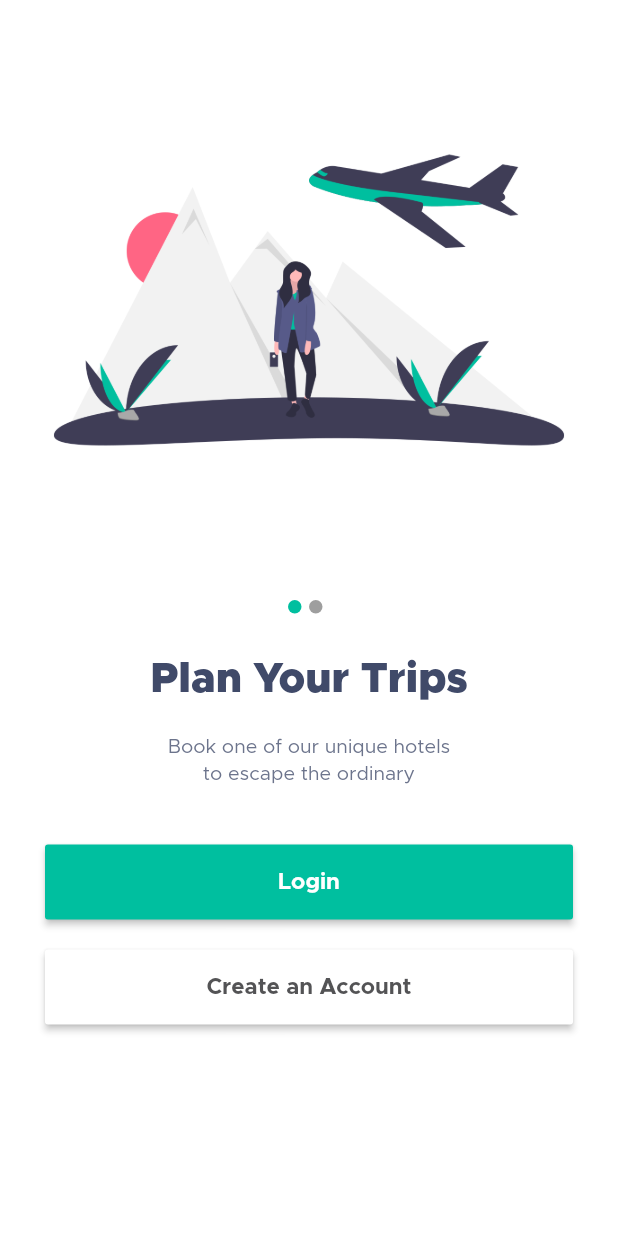
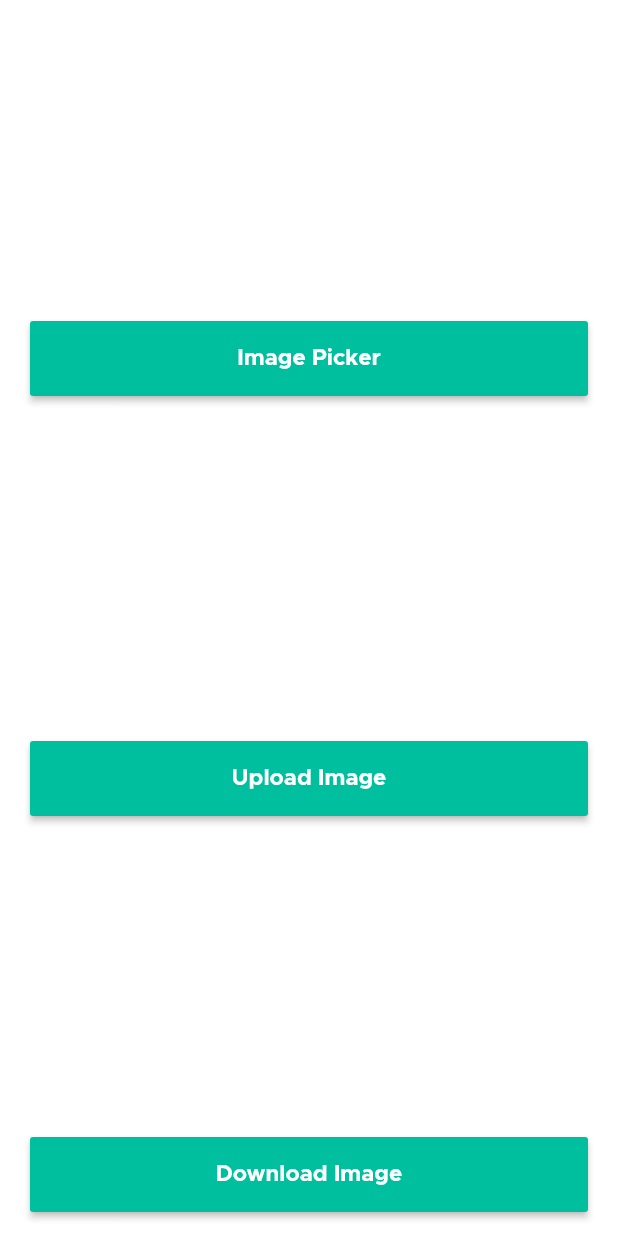
Before and after one commit to MahmooudGaaber/summer_app, a Flutter app: the screen it shows after launch, on a phone screen of 412 x 824 dp. Run offline on Flutter 3.47's test engine with Material 2 defaults, Android fonts, the phone set to English and light mode, and no system bars; drawn by our look-alikes of dots_indicator; our stand-ins replace file_picker, firebase_auth, firebase_core, firebase_database, firebase_storage; accounts and stored records are empty.

Commit message:
summer_app

```diff
--- a/lib/main.dart
+++ b/lib/main.dart
@@ -4,6 +4,7 @@ import 'modules/filter_screen/filter_screen.dart';
 import 'modules/hotel/hotel_details_screen.dart';
 import 'modules/hotel/hotel_main_screen.dart';
 import 'modules/hotel/hotels_rooms_screen.dart';
+import 'modules/test_screen.dart';
 import 'modules/ِAuth/login_screen.dart';
 import 'modules/user/mytrips_screen.dart';
 import 'modules/welcome/onboarding_screen.dart';
@@ -28,7 +29,7 @@ class MyApp extends StatelessWidget {
     return const MaterialApp(
       debugShowMaterialGrid: false,
       debugShowCheckedModeBanner: false,
-      home: SplashScreen(),
+      home: TestScreen(),
     );
   }
 }
--- /dev/null
+++ b/lib/modules/test_screen.dart
@@ -0,0 +1,124 @@
+
+import 'dart:io';
+import 'package:firebase_storage/firebase_storage.dart';
+import 'package:file_picker/file_picker.dart';
+import 'package:flutter/cupertino.dart';
+import 'package:flutter/material.dart';
+import 'package:summer_app/shared/app_style.dart';
+
+class TestScreen extends StatefulWidget
+{
+  const TestScreen({Key? key}) : super(key: key);
+  @override
+  _TestScreenState createState() => _TestScreenState();
+}
+
+class _TestScreenState extends State<TestScreen>
+{
+   late File file = File("");
+
+   @override
+  Widget build(BuildContext context) {
+    return Center(
+      child: Column(
+        crossAxisAlignment: CrossAxisAlignment.center,
+        mainAxisAlignment: MainAxisAlignment.center,
+        children: [
+          const Spacer(),
+          defaultMaterialButton(
+            buttonColor: primaryColor,
+            buttonTextColor: Colors.white,
+            buttonPadding: const EdgeInsets.symmetric(horizontal: 20.0),
+            buttonText: "Image Picker",
+            buttonTextStyle: const TextStyle(
+              fontFamily: metropolisExtraBold,
+            ),
+           press: selectFile,
+          ),
+          Text(
+            file.path ,
+            style: const TextStyle(
+              fontSize: 16.0,
+              fontFamily: metropolisExtraBold,
+            ),
+          ),
+
+
+          const Spacer(),
+
+
+          defaultMaterialButton(
+            buttonColor: primaryColor,
+            buttonTextColor: Colors.white,
+            buttonPadding: const EdgeInsets.symmetric(horizontal: 20.0),
+            buttonText: "Upload Image",
+            buttonTextStyle: const TextStyle(
+              fontFamily: metropolisExtraBold,
+            ),
+            press:( ) async {
+              // how to upload a file to firebase storage
+              uploadFile(
+                file: file ,
+                filename: "test",
+                refName: "Images",
+              );
+
+            },
+          ),
+
+          const Spacer(),
+
+
+
+          defaultMaterialButton(
+            buttonColor: primaryColor,
+            buttonTextColor: Colors.white,
+            buttonPadding: const EdgeInsets.symmetric(horizontal: 20.0),
+            buttonText: "Download Image",
+            buttonTextStyle: const TextStyle(
+              fontFamily: metropolisExtraBold,
+            ),
+            press: (){
+
+            },
+          ),
+          Text(
+            file.path,
+            style: const TextStyle(
+              fontSize: 16.0,
+              fontFamily: metropolisExtraBold,
+            ),
+          ),
+
+
+
+
+        ],
+      ),
+    );
+  }
+
+
+  // how to pick a photo from gallery
+  Future selectFile() async {
+    final result = await FilePicker.platform.pickFiles(allowMultiple: false);
+    if (result == null) return;
+    final path = result.files.single.path!;
+    final filename = result.files.single.name;
+
+    setState(() => file = File(path));
+  }
+
+
+   // how to upload a file to firebase storage
+  Future uploadFile({ required refName, required filename, required file}) async {
+    await FirebaseStorage.instance
+        .ref()
+        .child(refName)
+        .child(filename).putFile(file);
+
+  }
+
+
+
+}
--- a/lib/modules/welcome/onboarding_screen.dart
+++ b/lib/modules/welcome/onboarding_screen.dart
@@ -34,7 +34,8 @@ class _BoardingScreenState extends State<BoardingScreen>
   Widget build(BuildContext context) {
     return Scaffold(
       backgroundColor: Colors.white,
-      body: Column(
+      body: SingleChildScrollView(
+        child: Column(
           crossAxisAlignment: CrossAxisAlignment.center,
           children: [
             SizedBox(
@@ -140,6 +141,7 @@ class _BoardingScreenState extends State<BoardingScreen>
             ),
           ],
         ),
+      ),
     );
   }
 
--- a/pubspec.yaml
+++ b/pubspec.yaml
@@ -35,6 +35,8 @@ dependencies:
   firebase_auth: ^3.3.4
   firebase_core: ^1.10.6
   firebase_database: ^9.0.4
+  firebase_storage: ^10.2.4
+  file_picker: ^4.3.0
   # The following adds the Cupertino Icons font to your application.
   # Use with the CupertinoIcons class for iOS style icons.
   cupertino_icons: ^1.0.2
```
Also changed, not shown: lib/modules/ِAuth/login_screen.dart (+8 -1 lines), lib/modules/ِAuth/signup_screen.dart (+27 -1 lines), lib/shared/app_style.dart (line endings or trailing spaces), pubspec.lock. Lines whose indentation alone changed are shown as unchanged.
